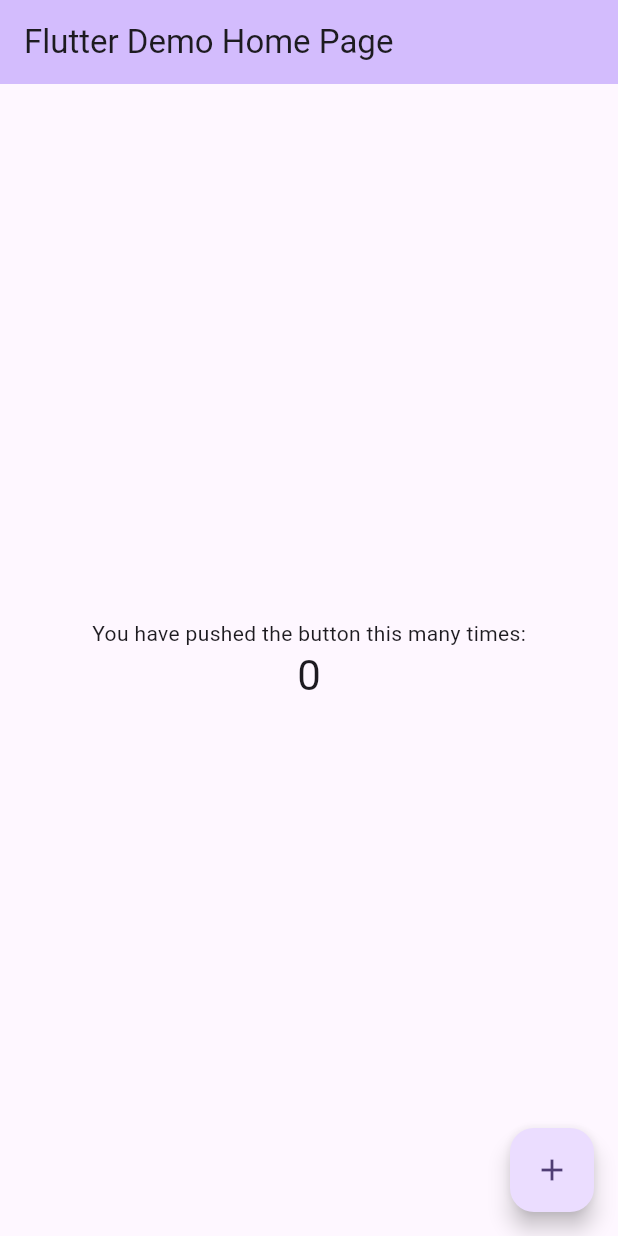
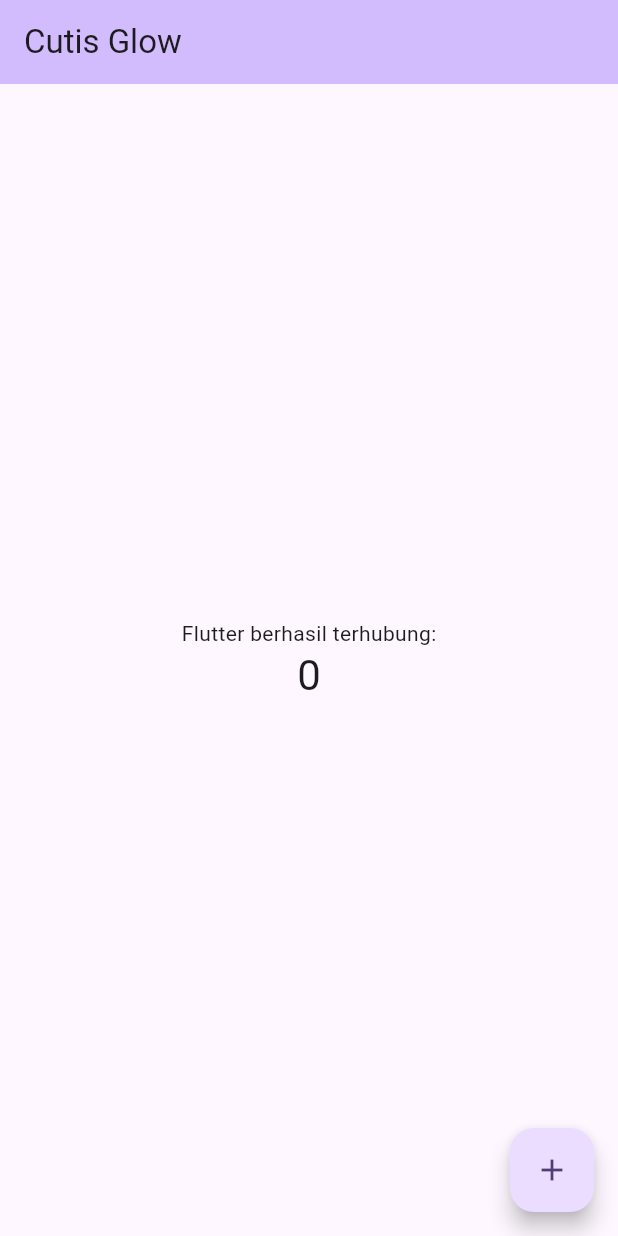
Before and after one commit to Dhiyaan06/cutis_glow_android, a Flutter app: the screen it shows after launch, on a phone screen of 412 x 824 dp. Run offline on Flutter 3.47's test engine with Material 3 defaults, Android fonts, the phone set to English and light mode, and no system bars.

Commit message:
Refactor project structure and update dependencies for Cutis Glow app

```diff
--- a/lib/main.dart
+++ b/lib/main.dart
@@ -7,45 +7,21 @@ void main() {
 class MyApp extends StatelessWidget {
   const MyApp({super.key});
 
-  // This widget is the root of your application.
   @override
   Widget build(BuildContext context) {
     return MaterialApp(
-      title: 'Flutter Demo',
+      title: 'Cutis Glow',
       theme: ThemeData(
-        // This is the theme of your application.
-        //
-        // TRY THIS: Try running your application with "flutter run". You'll see
-        // the application has a purple toolbar. Then, without quitting the app,
-        // try changing the seedColor in the colorScheme below to Colors.green
-        // and then invoke "hot reload" (save your changes or press the "hot
-        // reload" button in a Flutter-supported IDE, or press "r" if you used
-        // the command line to start the app).
-        //
-        // Notice that the counter didn't reset back to zero; the application
-        // state is not lost during the reload. To reset the state, use hot
-        // restart instead.
-        //
-        // This works for code too, not just values: Most code changes can be
-        // tested with just a hot reload.
-        colorScheme: .fromSeed(seedColor: Colors.deepPurple),
+        colorScheme: ColorScheme.fromSeed(seedColor: Colors.deepPurple),
+        useMaterial3: true,
       ),
-      home: const MyHomePage(title: 'Flutter Demo Home Page'),
+      home: const MyHomePage(title: 'Cutis Glow'),
     );
   }
 }
 
 class MyHomePage extends StatefulWidget {
   const MyHomePage({super.key, required this.title});
-
-  // This widget is the home page of your application. It is stateful, meaning
-  // that it has a State object (defined below) that contains fields that affect
-  // how it looks.
-
-  // This class is the configuration for the state. It holds the values (in this
-  // case the title) provided by the parent (in this case the App widget) and
-  // used by the build method of the State. Fields in a Widget subclass are
-  // always marked "final".
 
   final String title;
 
@@ -58,53 +34,22 @@ class _MyHomePageState extends State<MyHomePage> {
 
   void _incrementCounter() {
     setState(() {
-      // This call to setState tells the Flutter framework that something has
-      // changed in this State, which causes it to rerun the build method below
-      // so that the display can reflect the updated values. If we changed
-      // _counter without calling setState(), then the build method would not be
-      // called again, and so nothing would appear to happen.
       _counter++;
     });
   }
 
   @override
   Widget build(BuildContext context) {
-    // This method is rerun every time setState is called, for instance as done
-    // by the _incrementCounter method above.
-    //
-    // The Flutter framework has been optimized to make rerunning build methods
-    // fast, so that you can just rebuild anything that needs updating rather
-    // than having to individually change instances of widgets.
     return Scaffold(
       appBar: AppBar(
-        // TRY THIS: Try changing the color here to a specific color (to
-        // Colors.amber, perhaps?) and trigger a hot reload to see the AppBar
-        // change color while the other colors stay the same.
         backgroundColor: Theme.of(context).colorScheme.inversePrimary,
-        // Here we take the value from the MyHomePage object that was created by
-        // the App.build method, and use it to set our appbar title.
         title: Text(widget.title),
       ),
       body: Center(
-        // Center is a layout widget. It takes a single child and positions it
-        // in the middle of the parent.
         child: Column(
-          // Column is also a layout widget. It takes a list of children and
-          // arranges them vertically. By default, it sizes itself to fit its
-          // children horizontally, and tries to be as tall as its parent.
-          //
-          // Column has various properties to control how it sizes itself and
-          // how it positions its children. Here we use mainAxisAlignment to
-          // center the children vertically; the main axis here is the vertical
-          // axis because Columns are vertical (the cross axis would be
-          // horizontal).
-          //
-          // TRY THIS: Invoke "debug painting" (choose the "Toggle Debug Paint"
-          // action in the IDE, or press "p" in the console), to see the
-          // wireframe for each widget.
-          mainAxisAlignment: .center,
-          children: [
-            const Text('You have pushed the button this many times:'),
+          mainAxisAlignment: MainAxisAlignment.center,
+          children: <Widget>[
+            const Text('Flutter berhasil terhubung:'),
             Text(
               '$_counter',
               style: Theme.of(context).textTheme.headlineMedium,
```
Also changed, not shown: analysis_options.yaml (deleted, +0 -28 lines), pubspec.yaml (+21 -69 lines), pubspec.lock, 7 other files.
